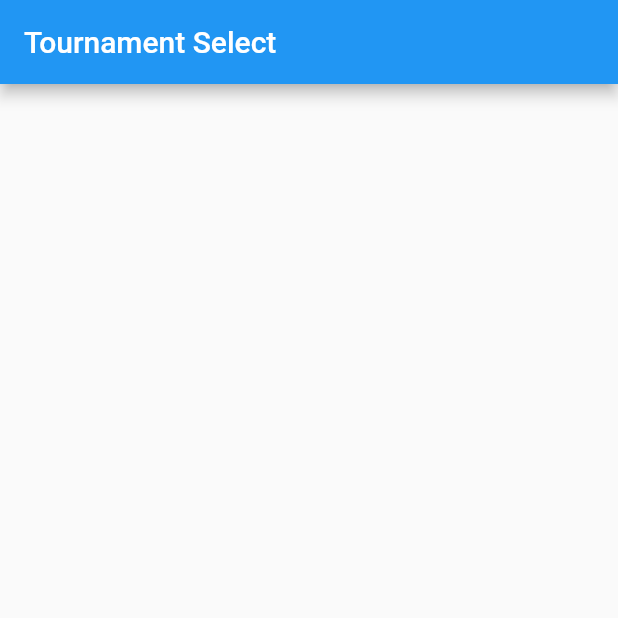
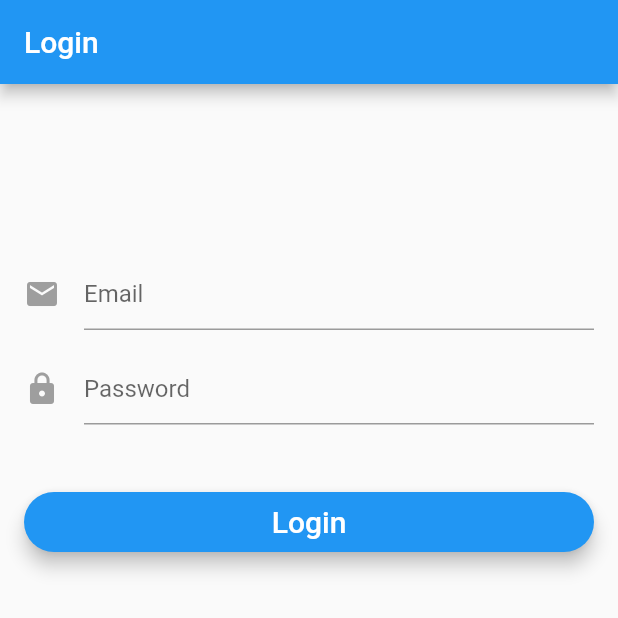
Before and after one commit to KfirLevy258/TRIGON-5990-Scouting-System-App, a Flutter app: the screen it shows after launch, on a phone screen of 412 x 824 dp, the top half of it. Run offline on Flutter 3.47's test engine with Material 2 defaults, Android fonts, the phone set to English and light mode, and no system bars; our stand-ins replace cloud_firestore, firebase_auth, firebase_storage, image_picker; accounts and stored records are empty.

Commit message:
added authentication

```diff
--- /dev/null
+++ b/lib/authentication.dart
@@ -0,0 +1,53 @@
+import 'dart:async';
+import 'package:firebase_auth/firebase_auth.dart';
+
+abstract class BaseAuth {
+  Future<String> signIn(String email, String password);
+
+  Future<String> signUp(String email, String password);
+
+  Future<FirebaseUser> getCurrentUser();
+
+  Future<void> sendEmailVerification();
+
+  Future<void> signOut();
+
+  Future<bool> isEmailVerified();
+}
+
+class Auth implements BaseAuth {
+  final FirebaseAuth _firebaseAuth = FirebaseAuth.instance;
+
+  Future<String> signIn(String email, String password) async {
+    AuthResult result = await _firebaseAuth.signInWithEmailAndPassword(
+        email: email, password: password);
+    FirebaseUser user = result.user;
+    return user.uid;
+  }
+
+  Future<String> signUp(String email, String password) async {
+    AuthResult result = await _firebaseAuth.createUserWithEmailAndPassword(
+        email: email, password: password);
+    FirebaseUser user = result.user;
+    return user.uid;
+  }
+
+  Future<FirebaseUser> getCurrentUser() async {
+    FirebaseUser user = await _firebaseAuth.currentUser();
+    return user;
+  }
+
+  Future<void> signOut() async {
+    return _firebaseAuth.signOut();
+  }
+
+  Future<void> sendEmailVerification() async {
+    FirebaseUser user = await _firebaseAuth.currentUser();
+    user.sendEmailVerification();
+  }
+
+  Future<bool> isEmailVerified() async {
+    FirebaseUser user = await _firebaseAuth.currentUser();
+    return user.isEmailVerified;
+  }
+}
--- /dev/null
+++ b/lib/login.dart
@@ -0,0 +1,203 @@
+import 'package:flutter/material.dart';
+import 'authentication.dart';
+
+class LoginPage extends StatefulWidget {
+
+  LoginPage({this.auth, this.loginCallback});
+
+  final BaseAuth auth;
+  final VoidCallback loginCallback;
+
+  @override
+  State<StatefulWidget> createState() {
+    return _LoginPageState();
+  }
+
+}
+
+class _LoginPageState extends State<LoginPage> {
+  bool _isLoading;
+  String _email;
+  String _password;
+  String _errorMessage;
+
+  final _formKey = new GlobalKey<FormState>();
+
+  @override
+  Widget build(BuildContext context) {
+    return Scaffold (
+      appBar: AppBar (
+        title: Text ('Login'),
+      ),
+      body: Stack (
+        children: <Widget>[
+          showForm(),
+          showCircularProgress()
+        ],
+      )
+    );
+  }
+
+  // Check if form is valid before perform login or signup
+  bool validateAndSave() {
+    final form = _formKey.currentState;
+    if (form.validate()) {
+      form.save();
+      return true;
+    }
+    return false;
+  }
+
+  void validateAndSubmit() async {
+    setState(() {
+      _errorMessage = "";
+      _isLoading = true;
+    });
+    if (validateAndSave()) {
+      String userId = "";
+      try {
+        userId = await widget.auth.signIn(_email, _password);
+        print('Signed in: $userId');
+
+        if (userId.length > 0 && userId != null) {
+          widget.loginCallback();
+        }
+      } catch (e) {
+        print('Error: $e');
+        setState(() {
+          _isLoading = false;
+          _errorMessage = e.message;
+        });
+      }
+    }
+  }
+
+  Widget showForm() {
+    return new Container(
+        padding: EdgeInsets.all(16.0),
+        child: new Form(
+          key: _formKey,
+          child: new ListView(
+            shrinkWrap: true,
+            children: <Widget>[
+//              showLogo(),
+              showEmailInput(),
+              showPasswordInput(),
+              showPrimaryButton(),
+              showErrorMessage(),
+            ],
+          ),
+        ));
+  }
+
+  Widget showCircularProgress() {
+    if (_isLoading) {
+      return Center(
+        child: CircularProgressIndicator(),
+      );
+    }
+    return Container(
+      height: 0.0,
+      width: 0.0,
+    );
+  }
+
+  Widget showLogo() {
+    return new Hero(
+      tag: 'hero',
+      child: Padding(
+        padding: EdgeInsets.fromLTRB(0.0, 70.0, 0.0, 0.0),
+        child: CircleAvatar(
+          backgroundColor: Colors.transparent,
+          radius: 48.0,
+          child: Image.asset('assets/notes.ico'),
+        ),
+      ),
+    );
+  }
+
+  Widget showEmailInput() {
+    return Padding(
+      padding: const EdgeInsets.fromLTRB(0.0, 100.0, 0.0, 0.0),
+      child: new TextFormField(
+        maxLines: 1,
+        keyboardType: TextInputType.emailAddress,
+        autofocus: false,
+        decoration: new InputDecoration(
+            hintText: 'Email',
+            icon: new Icon(
+              Icons.mail,
+              color: Colors.grey,
+            )),
+        validator: (value) => value.isEmpty ? 'Email can\'t be empty' : null,
+        onSaved: (value) => _email = value.trim(),
+      ),
+    );
+  }
+
+  Widget showPasswordInput() {
+    return Padding(
+      padding: const EdgeInsets.fromLTRB(0.0, 15.0, 0.0, 0.0),
+      child: new TextFormField(
+        maxLines: 1,
+        obscureText: true,
+        autofocus: false,
+        decoration: new InputDecoration(
+            hintText: 'Password',
+            icon: new Icon(
+              Icons.lock,
+              color: Colors.grey,
+            )),
+        validator: (value) => value.isEmpty ? 'Password can\'t be empty' : null,
+        onSaved: (value) => _password = value.trim(),
+      ),
+    );
+  }
+
+  Widget showPrimaryButton() {
+    return new Padding(
+        padding: EdgeInsets.fromLTRB(0.0, 45.0, 0.0, 0.0),
+        child: SizedBox(
+          height: 40.0,
+          child: new RaisedButton(
+            elevation: 5.0,
+            shape: new RoundedRectangleBorder(
+                borderRadius: new BorderRadius.circular(30.0)),
+            color: Colors.blue,
+            child: new Text('Login',
+                style: new TextStyle(fontSize: 20.0, color: Colors.white)),
+            onPressed: validateAndSubmit,
+          ),
+        ));
+  }
+
+  @override
+  void initState() {
+    _errorMessage = "";
+    _isLoading = false;
+    super.initState();
+  }
+
+  void resetForm() {
+    _formKey.currentState.reset();
+    _errorMessage = "";
+  }
+
+
+  Widget showErrorMessage() {
+    if (_errorMessage.length > 0 && _errorMessage != null) {
+      return new Text(
+        _errorMessage,
+        style: TextStyle(
+            fontSize: 13.0,
+            color: Colors.red,
+            height: 1.0,
+            fontWeight: FontWeight.w300),
+      );
+    } else {
+      return new Container(
+        height: 0.0,
+      );
+    }
+  }
+}
--- a/lib/main.dart
+++ b/lib/main.dart
@@ -1,6 +1,7 @@
 import 'package:flutter/material.dart';
 import 'package:pit_scout/TournamentSelect.dart';
-
+import 'authentication.dart';
+import 'root.dart';
 void main() => runApp(MyApp());
 
 class MyApp extends StatelessWidget {
@@ -11,7 +12,8 @@ class MyApp extends StatelessWidget {
 
     return MaterialApp(
       title: title,
-      home: TournamentSelectPage(),  // stam
+      home:  RootPage(auth: Auth()),
+//      home: TournamentSelectPage(),
     );
   }
 }
--- /dev/null
+++ b/lib/root.dart
@@ -0,0 +1,102 @@
+import 'package:flutter/material.dart';
+import 'package:pit_scout/login.dart';
+import 'package:pit_scout/authentication.dart';
+import 'TournamentSelect.dart';
+
+enum AuthStatus {
+  NOT_DETERMINED,
+  NOT_LOGGED_IN,
+  LOGGED_IN,
+}
+
+
+class RootPage extends StatefulWidget {
+
+  RootPage({this.auth});
+
+  final BaseAuth auth;
+
+
+  @override
+  State<StatefulWidget> createState() {
+    return _RootPageState();
+  }
+
+
+}
+
+class _RootPageState extends State<RootPage> {
+
+  AuthStatus authStatus = AuthStatus.NOT_DETERMINED;
+  String _userId = "";
+
+  @override
+  void initState() {
+    super.initState();
+    widget.auth.getCurrentUser().then((user) {
+      setState(() {
+        if (user != null) {
+          _userId = user?.uid;
+        }
+        authStatus = user?.uid == null ? AuthStatus.NOT_LOGGED_IN : AuthStatus.LOGGED_IN;
+      });
+    });
+  }
+
+  Widget buildWaitingScreen() {
+    return Scaffold(
+      body: Container(
+        alignment: Alignment.center,
+        child: CircularProgressIndicator(),
+      ),
+    );
+  }
+
+  @override
+  Widget build(BuildContext context) {
+    switch (authStatus) {
+      case AuthStatus.NOT_DETERMINED:
+        return buildWaitingScreen();
+        break;
+      case AuthStatus.NOT_LOGGED_IN:
+        return  LoginPage(
+          auth: widget.auth,
+          loginCallback: loginCallback,
+        );
+        break;
+      case AuthStatus.LOGGED_IN:
+        if (_userId.length > 0 && _userId != null) {
+          return TournamentSelectPage(
+            userId: _userId,
+            auth: widget.auth,
+            logoutCallback: logoutCallback,
+          );
+        } else
+          return buildWaitingScreen();
+        break;
+      default:
+        return buildWaitingScreen();
+    }
+  }
+
+
+  void loginCallback() {
+    widget.auth.getCurrentUser().then((user) {
+      setState(() {
+        _userId = user.uid.toString();
+      });
+    });
+    setState(() {
+      authStatus = AuthStatus.LOGGED_IN;
+    });
+  }
+
+  void logoutCallback() {
+    widget.auth.signOut();
+    setState(() {
+      authStatus = AuthStatus.NOT_LOGGED_IN;
+      _userId = "";
+    });
+  }
+
+}
--- a/pubspec.yaml
+++ b/pubspec.yaml
@@ -29,6 +29,7 @@ dependencies:
   json_annotation: ^0.2.3
   image_picker: ^0.6.2+1
   firebase_storage: ^3.0.3
+  firebase_auth: ^0.15.0+1
 
 
 
```
Also changed, not shown: lib/TournamentSelect.dart (+15 -0 lines), pubspec.lock.
